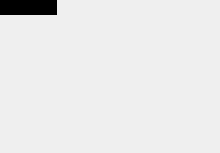
The window that ui/VideoFrame.ui (fabrikant/cvisioner) describes before a commit, drawn with Qt 5.
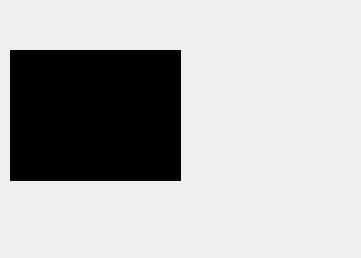
The same window after the commit.

Diff of the .ui file:
```diff
--- a/ui/VideoFrame.ui
+++ b/ui/VideoFrame.ui
@@ -6,8 +6,8 @@
    <rect>
     <x>0</x>
     <y>0</y>
-    <width>220</width>
-    <height>153</height>
+    <width>361</width>
+    <height>258</height>
    </rect>
   </property>
   <property name="windowTitle">
@@ -16,10 +16,10 @@
   <widget class="QLabel" name="frame">
    <property name="geometry">
     <rect>
-     <x>0</x>
-     <y>0</y>
-     <width>57</width>
-     <height>15</height>
+     <x>10</x>
+     <y>50</y>
+     <width>171</width>
+     <height>131</height>
     </rect>
    </property>
    <property name="styleSheet">
```
